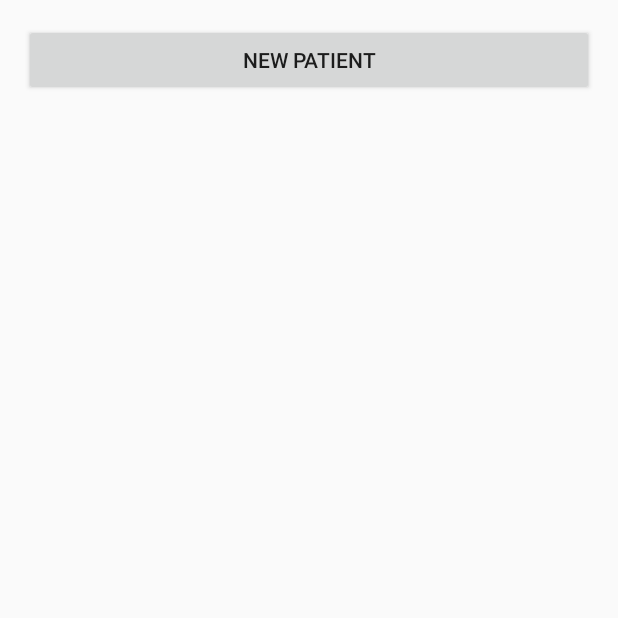
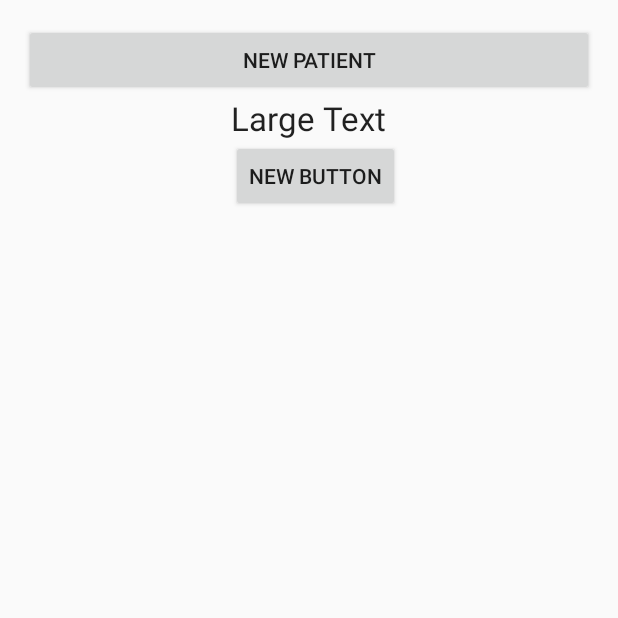
Before and after one commit to M5Capstone2015/oximeterGui, an Android app: the PatientList screen opened directly, with no data from a screen before it, on a phone screen of 412 x 824 dp, the top half of it. Run offline under Robolectric (Android 15) with nearby library versions, the phone set to English and light mode, and no system bars.

```diff
--- a/app/src/main/res/layout/activity_patient_list.xml
+++ b/app/src/main/res/layout/activity_patient_list.xml
@@ -16,4 +16,23 @@
         android:text="@string/new_patient_label"
         android:id="@+id/new_patient"/>
 
+    <TextView
+        android:layout_width="wrap_content"
+        android:layout_height="wrap_content"
+        android:textAppearance="?android:attr/textAppearanceLarge"
+        android:text="Large Text"
+        android:id="@+id/textView"
+        android:layout_below="@+id/new_patient"
+        android:layout_centerHorizontal="true" />
+
+    <Button
+        android:layout_width="wrap_content"
+        android:layout_height="wrap_content"
+        android:text="New Button"
+        android:onClick="addClick"
+        android:id="@+id/button"
+        android:layout_below="@+id/textView"
+        android:layout_alignLeft="@+id/textView"
+        android:layout_alignStart="@+id/textView" />
+
 </RelativeLayout>
```
